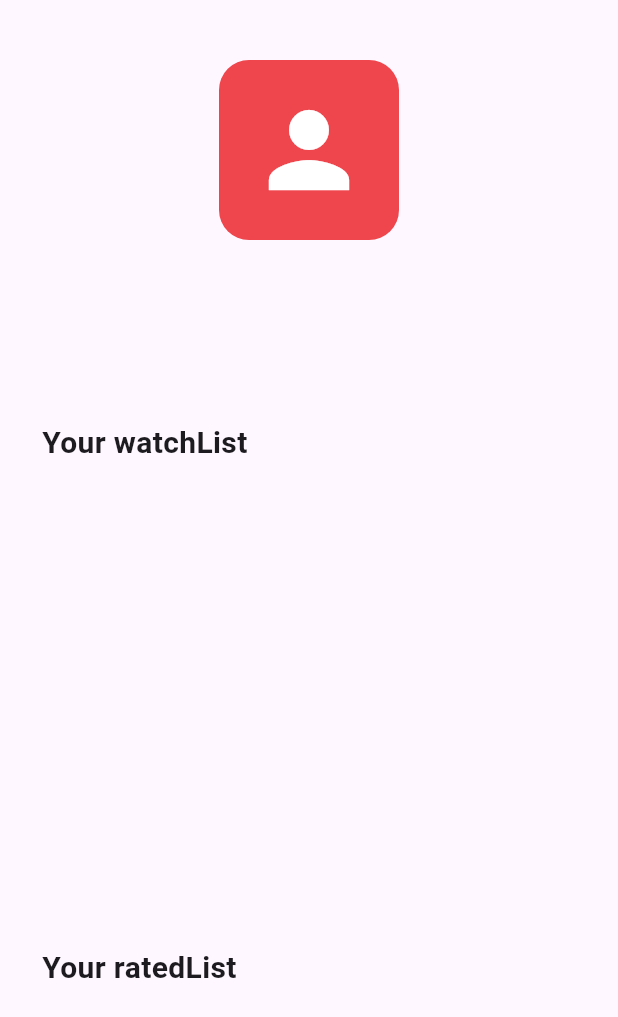
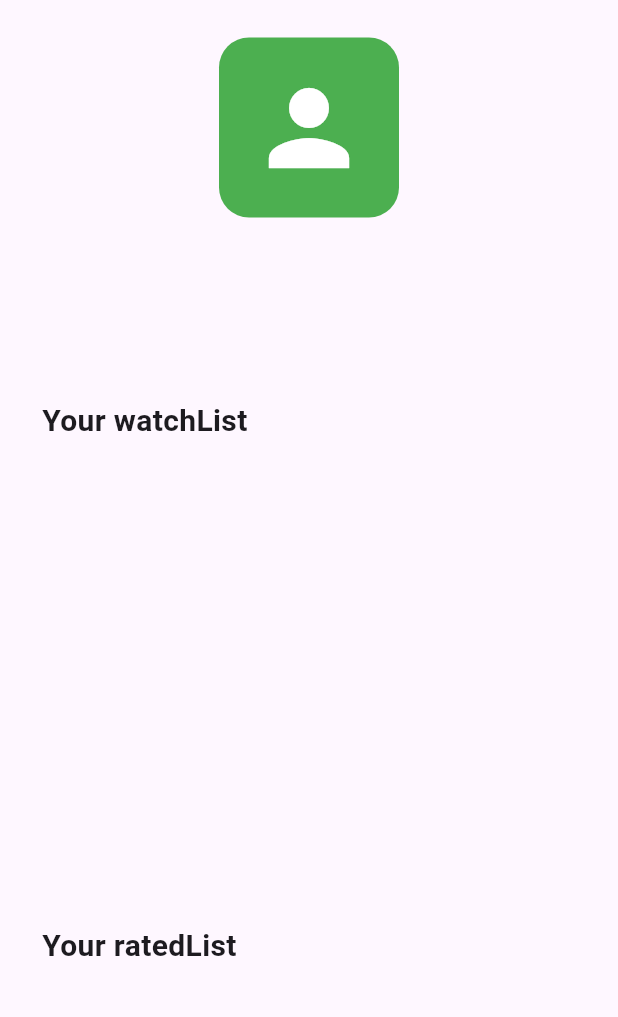
Before and after one commit to Bvallegc/flutter_mini_challenge3, a Flutter app: the ProfileScreen screen opened directly, after a tap on the "person" icon, on a phone screen of 412 x 824 dp. Shown: the top 1017 px of the screen. Run offline on Flutter 3.47's test engine with Material 3 defaults, Android fonts, the light colour scheme and no system bars; our stand-ins replace cached_network_image, cloud_firestore, firebase_auth, firebase_core, firebase_storage, flutter_rating_bar and 4 more; accounts and stored records are empty.

Commit message:
changed overall structure and added user profile festures

```diff
--- a/lib/screens/film_page.dart
+++ b/lib/screens/film_page.dart
@@ -3,7 +3,6 @@ import '../service/movie_service.dart';
 import '../models/models.dart';
 import 'package:flutter_rating_bar/flutter_rating_bar.dart';
 import 'package:cloud_firestore/cloud_firestore.dart';
-import '../models/models.dart';
 import 'package:firebase_auth/firebase_auth.dart';
 
 
--- a/lib/screens/login_screen.dart
+++ b/lib/screens/login_screen.dart
@@ -118,14 +118,14 @@ class _LoginPageState extends State<LoginPage> {
       ),
     );
   });
-}
+  }
 
   Widget _errorMessage() {
   if (errorMessage != null && errorMessage != '') {
     _showError(errorMessage!);
   }
   return Container();
-}
+  }
 
   Widget _submitButton() {
     return ElevatedButton(
@@ -139,7 +139,6 @@ class _LoginPageState extends State<LoginPage> {
                 password: _passwordController.text,
               );
             } else {
-              // Attempt to create user
              createUserWithEmailAndPassword();
             }
             Provider.of<AppStateManager>(context, listen: false)
--- a/lib/screens/user_profile.dart
+++ b/lib/screens/user_profile.dart
@@ -5,6 +5,7 @@ import 'dart:io';
 import 'package:cloud_firestore/cloud_firestore.dart';
 import '../models/export_to_user_profile.dart';
 import 'package:firebase_auth/firebase_auth.dart';
+import 'package:permission_handler/permission_handler.dart';
 
 class ProfileScreen extends StatefulWidget {
   const ProfileScreen({Key? key}) : super(key: key);
@@ -18,25 +19,100 @@ class _ProfileScreenState extends State<ProfileScreen> {
   double screenWidth = 0;
   Color primary = const Color(0xffeef444c);
   String profilePicLink = "";
+  File? _selectedImage;
 
-  Future pickUploadProfilePic() async {
+  late Future<String> _userPhotoFuture;
+
+  @override
+  void initState() {
+    super.initState();
+    _userPhotoFuture = getUserPhoto();
+  }
+
+  Future<String> pickUploadProfilePic() async {
+    await requestCameraPermission();
     final image = await ImagePicker().pickImage(
-      source: ImageSource.camera,
+      source: ImageSource.gallery,
       maxHeight: 512,
       maxWidth: 512,
       imageQuality: 90,
     );
 
-    Reference ref = FirebaseStorage.instance
-        .ref().child("profilepic.jpg");
+    if (image != null) {
+      setState(() {
+        _selectedImage = File(image.path); // Update _selectedImage here
+      });
 
-    await ref.putFile(File(image!.path));
+      String userId = FirebaseAuth.instance.currentUser!.uid;
+      CollectionReference media = FirebaseFirestore.instance
+          .collection('users')
+          .doc(userId)
+          .collection('media');
 
-    ref.getDownloadURL().then((value) async {
+      if (_selectedImage != null) {
+        // Upload image file to Firebase Storage
+        var imageName = DateTime.now().millisecondsSinceEpoch.toString();
+        var storageRef = FirebaseStorage.instance
+            .ref()
+            .child('profile_images/$userId/$imageName.jpg');
+        var uploadTask = storageRef.putFile(_selectedImage!);
+        var downloadUrl =
+            await uploadTask.then((snapshot) => snapshot.ref.getDownloadURL());
+
+        // Delete the old image from Firebase Storage
+        if (profilePicLink.isNotEmpty) {
+          var oldImageRef = FirebaseStorage.instance.refFromURL(profilePicLink);
+          await oldImageRef.delete();
+        }
+        // Update the document with the new image reference
+        var userDoc = await media.doc(userId).get();
+        if (userDoc.exists) {
+          await userDoc.reference.update({
+            'profile_pic_url': downloadUrl.toString(),
+          });
+        } else {
+          await media.doc(userId).set({
+            'profile_pic_url': downloadUrl.toString(),
+          });
+        }
+
+        // Update profilePicLink with the new URL
         setState(() {
-       profilePicLink = value;
+          profilePicLink = downloadUrl.toString();
         });
+
+        print(downloadUrl.toString());
+
+        return downloadUrl.toString();
+      } else {
+        throw Exception('No image selected');
+      }
+    }
+    return "";
+  }
+
+  Future<String> getUserPhoto() async {
+    User? user = FirebaseAuth.instance.currentUser;
+    if (user != null) {
+      QuerySnapshot mediaSnapshot = await FirebaseFirestore.instance
+          .collection('users')
+          .doc(user.uid)
+          .collection('media')
+          .get();
+
+      if (mediaSnapshot.docs.isNotEmpty) {
+        var mediaData = mediaSnapshot.docs.first.data() as Map<String, dynamic>;
+        if (mediaData['profile_pic_url'] != null) {
+          print('Got profile_pic_url');
+          if (mounted) {
+            setState(() {
+              profilePicLink = mediaData['profile_pic_url'];
             });
+          }
+        }
+      }
+    }
+    return profilePicLink;
   }
 
   Future<DocumentSnapshot> getUserData() async {
@@ -47,6 +123,7 @@ class _ProfileScreenState extends State<ProfileScreen> {
     throw Exception('User is not logged in');
   }
   }
+
   Future<List<Movie>> loadPreferencesLiked() async {
     // Get a CollectionReference
     String userId = FirebaseAuth.instance.currentUser!.uid;
@@ -73,6 +150,17 @@ class _ProfileScreenState extends State<ProfileScreen> {
   }).where((movie) => movie != null).toList().cast<Movie>();
 
   return movieList;
+ }
+
+ Future<void> requestCameraPermission() async {
+    var status = await Permission.camera.status;
+    if (!status.isGranted) {
+      status = await Permission.camera.request();
+    }
+
+    if (status.isDenied) {
+      print('Camera permission was denied');
+    }
   }
 
   Future<List<Movie>> loadPreferencesRated() async {
@@ -118,26 +206,63 @@ class _ProfileScreenState extends State<ProfileScreen> {
               mainAxisAlignment: MainAxisAlignment.start, // Center children horizontally
               children: [
                 GestureDetector(
-                  onTap: () {
-                    pickUploadProfilePic();
+                onTap: () async {
+                  pickUploadProfilePic(); // Calling method to pick and upload a profile picture.
                 },
-                  child: Container(
-                    margin: const EdgeInsets.all(20),
+                child: FutureBuilder<String>(
+                  future:
+                      _userPhotoFuture, // Future to fetch the user's profile photo URL.
+                  builder:
+                      (BuildContext context, AsyncSnapshot<String> snapshot) {
+                    if (snapshot.connectionState == ConnectionState.waiting) {
+                      return const CircularProgressIndicator(); // Displaying a loading spinner while waiting.
+                    } else if (snapshot.hasError) {
+                      print(snapshot.error);
+                      return const Icon(Icons
+                          .error); // Displaying an error icon if there's an error.
+                    } else {
+                      // Displaying the profile picture or a default icon if there's no picture.
+                      return (snapshot.data == null || snapshot.data!.isEmpty)
+                          ? // Displaying a default icon if no profile picture is available.
+                          Container(
+                              margin: const EdgeInsets.only(
+                                  top: 5, left: 40, right: 40, bottom: 20),
                               height: 120,
                               width: 120,
                               alignment: Alignment.center,
                               decoration: BoxDecoration(
                                 borderRadius: BorderRadius.circular(20),
-                      color: primary,
+                                color: Colors.green,
                               ),
-                    child: profilePicLink.isEmpty ? const Icon(
+                              child: const Icon(
                                 Icons.person,
                                 color: Colors.white,
                                 size: 80,
-                      ) : ClipRRect(
+                              ),
+                            )
+                          : // Displaying the actual profile picture if available.
+                          Padding(
+                              padding: const EdgeInsets.only(
+                                  top: 5, left: 40, right: 40, bottom: 20),
+                              child: ClipRRect(
                                 borderRadius: BorderRadius.circular(20),
-                        child: Image.network(profilePicLink),
+                                child: Image.network(
+                                  profilePicLink,
+                                  height: 120,
+                                  width: 120,
+                                  fit: BoxFit.fill,
+                                  errorBuilder: (BuildContext context,
+                                      Object exception,
+                                      StackTrace? stackTrace) {
+                                    print('Failed to load image: $exception');
+                                    return const Text(
+                                        'Failed to load image'); // Displaying an error message if the image fails to load.
+                                  },
                                 ),
+                              ),
+                            );
+                    }
+                  },
                 ),
               ),
                 FutureBuilder<DocumentSnapshot>(
--- a/pubspec.yaml
+++ b/pubspec.yaml
@@ -20,9 +20,10 @@ dependencies:
   firebase_core: ^2.24.0
   cached_network_image: ^3.3.0
   firebase_storage: ^11.5.3
-  image_picker: ^1.0.4
+  image_picker: ^0.8.6
   flutter_rating_bar: ^4.0.0
   cloud_firestore: ^4.13.3
+  permission_handler: ^11.1.0
 
 
 dev_dependencies:
```
Also changed, not shown: pubspec.lock, 4 other files. Lines whose indentation alone changed are shown as unchanged.
